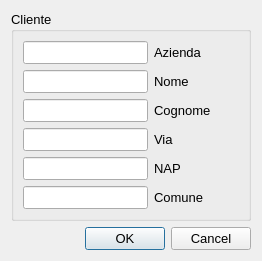
This is Include/uis/dlgs/NuovoClienteDialog.ui in pantof/DailyNotes as Qt 5 draws it before an edit. The edited form follows.
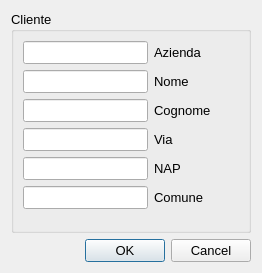
This is the edited form.

Diff of the .ui file:
```diff
--- a/Include/uis/dlgs/NuovoClienteDialog.ui
+++ b/Include/uis/dlgs/NuovoClienteDialog.ui
@@ -7,7 +7,7 @@
     <x>0</x>
     <y>0</y>
     <width>262</width>
-    <height>254</height>
+    <height>273</height>
    </rect>
   </property>
   <property name="font">
```
Left out of the diff: 16 changed lines with no effect on the pictures.
